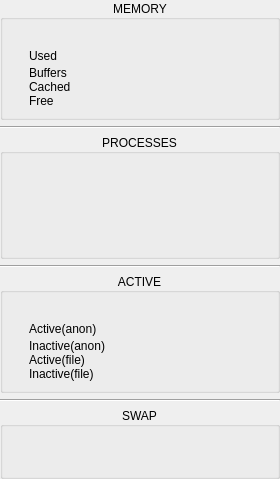
Before: the Qt Designer form dde-istate-widgets/istateramwidget.ui in SeptemberHX/dde-istate-menus, drawn with Qt 5.
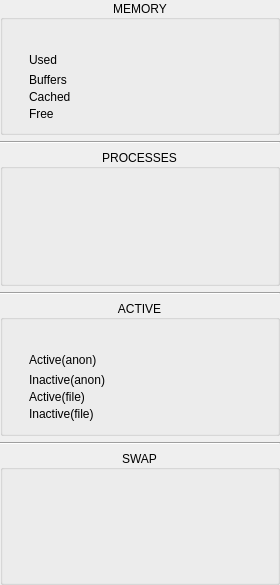
After: the same form once the commit is applied. Custom widgets are drawn as their Qt base class.

Patch:
```diff
--- a/dde-istate-widgets/istateramwidget.ui
+++ b/dde-istate-widgets/istateramwidget.ui
@@ -7,7 +7,7 @@
     <x>0</x>
     <y>0</y>
     <width>280</width>
-    <height>475</height>
+    <height>585</height>
    </rect>
   </property>
   <property name="minimumSize">
@@ -72,7 +72,7 @@
       <item>
        <layout class="QGridLayout" name="gridLayout">
         <property name="verticalSpacing">
-         <number>0</number>
+         <number>3</number>
         </property>
         <item row="3" column="2">
          <widget class="QLabel" name="label_9">
@@ -279,7 +279,7 @@
          <number>1</number>
         </property>
         <property name="verticalSpacing">
-         <number>0</number>
+         <number>3</number>
         </property>
         <item row="1" column="0">
          <widget class="QLabel" name="label_2">
@@ -598,7 +598,7 @@
       <item>
        <layout class="QGridLayout" name="gridLayout_2">
         <property name="verticalSpacing">
-         <number>0</number>
+         <number>3</number>
         </property>
         <item row="0" column="2">
          <widget class="QLabel" name="label_24">
```
